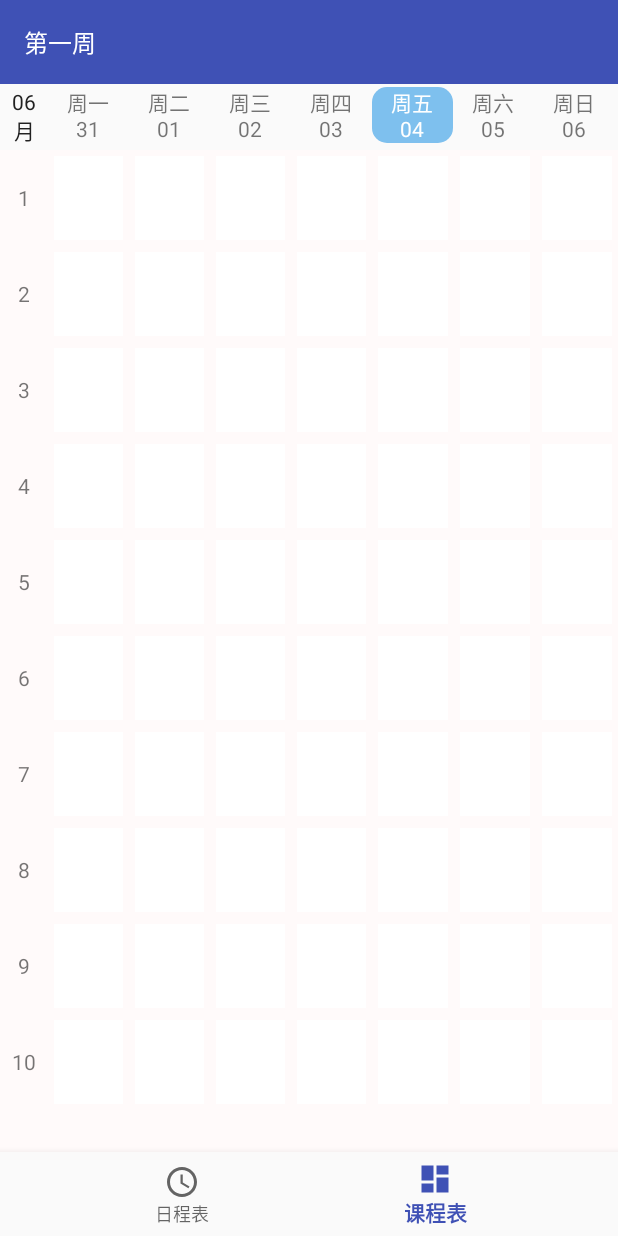
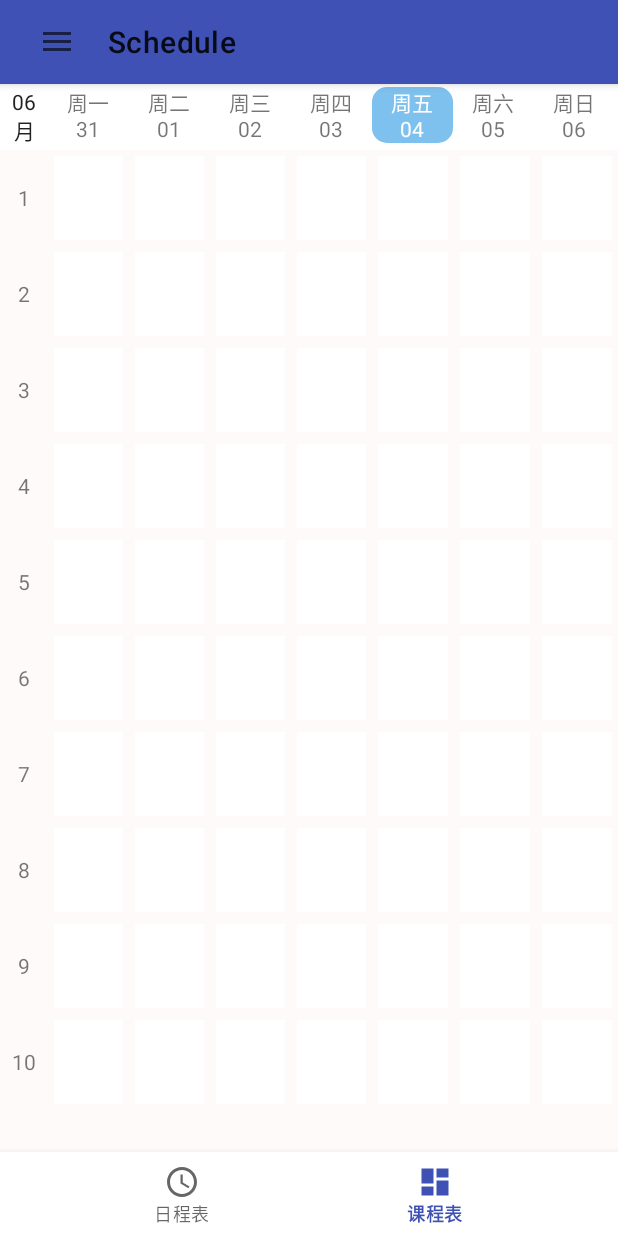
Before and after one commit to simple565/Schedule, an Android app: the screen it shows after launch (MainActivity), item 2 of the bottom bar chosen, on a phone screen of 412 x 824 dp. Run offline under Robolectric (Android 15) with nearby library versions, the light colour scheme and no system bars.

Commit message:
交互修改(未完成)

```diff
--- a/app/build.gradle
+++ b/app/build.gradle
@@ -53,7 +53,6 @@ dependencies {
     implementation 'androidx.appcompat:appcompat:1.2.0'
     implementation 'androidx.constraintlayout:constraintlayout:2.0.4'
     implementation 'com.google.android.flexbox:flexbox:3.0.0'
-    implementation "org.jetbrains.kotlin:kotlin-stdlib:$kotlinVersion"
     implementation "androidx.fragment:fragment-ktx:$fragmentVersion"
     implementation "androidx.activity:activity-ktx:$activityVersion"
     implementation "com.google.android.material:material:$materialVersion"
@@ -62,7 +61,6 @@ dependencies {
     kapt "androidx.room:room-compiler:$roomVersion"
     implementation "androidx.room:room-ktx:$roomVersion"
 
-    implementation "androidx.lifecycle:lifecycle-extensions:$lifecycleVersion"
     implementation "androidx.lifecycle:lifecycle-runtime-ktx:$lifecycleVersion"
     implementation "androidx.lifecycle:lifecycle-livedata-ktx:$lifecycleVersion"
     implementation "androidx.lifecycle:lifecycle-viewmodel-ktx:$lifecycleVersion"
--- a/app/src/main/java/com/maureen/schedule/view/CourseTableFragment.kt
+++ b/app/src/main/java/com/maureen/schedule/view/CourseTableFragment.kt
@@ -50,10 +50,6 @@ class CourseTableFragment : Fragment() {
     }
 
     private fun initView() {
-        with(viewBinding.ctToolBar) {
-            //setPadding(0, DisplayUtil.getStatusBarHeight(requireContext()), 0, 0)
-            title = mWeekIndex
-        }
         viewBinding.ctTvMonth.text = mMonthIndex
         // 初始化日期栏
         val weekDayViewWidth =
--- a/app/src/main/java/com/maureen/schedule/view/MainActivity.kt
+++ b/app/src/main/java/com/maureen/schedule/view/MainActivity.kt
@@ -1,9 +1,12 @@
 package com.maureen.schedule.view
 
 import android.os.Bundle
+import androidx.appcompat.app.ActionBarDrawerToggle
 import androidx.appcompat.app.AppCompatActivity
+import androidx.drawerlayout.widget.DrawerLayout
 import androidx.fragment.app.Fragment
 import androidx.viewpager2.adapter.FragmentStateAdapter
+import androidx.viewpager2.widget.ViewPager2.OnPageChangeCallback
 import com.maureen.schedule.R
 import com.maureen.schedule.databinding.ActivityMainBinding
 
@@ -16,7 +19,18 @@ class MainActivity : AppCompatActivity() {
         super.onCreate(savedInstanceState)
         setContentView(viewBinding.root)
         with(viewBinding) {
-            mainVpContainer.isUserInputEnabled = false
+            with(mainToolBar) {
+                setSupportActionBar(this)
+            }
+            with(mainDrawableLayout) {
+                val toggle = ActionBarDrawerToggle(
+                    this@MainActivity, mainDrawableLayout, mainToolBar,
+                    R.string.navigation_drawer_open, R.string.navigation_drawer_close
+                )
+                addDrawerListener(toggle)
+                toggle.syncState()
+                setDrawerLockMode(DrawerLayout.LOCK_MODE_UNLOCKED)
+            }
             mainVpContainer.adapter = object : FragmentStateAdapter(this@MainActivity) {
                 override fun getItemCount(): Int {
                     return 2
@@ -31,6 +45,17 @@ class MainActivity : AppCompatActivity() {
                 }
 
             }
+            mainVpContainer.registerOnPageChangeCallback(object : OnPageChangeCallback() {
+
+                override fun onPageSelected(position: Int) {
+                    when (position) {
+                        0 -> mainBottomNavView.selectedItemId = R.id.nav_schedule
+                        1 -> mainBottomNavView.selectedItemId = R.id.nav_timetable
+                        else -> mainBottomNavView.selectedItemId = R.id.nav_schedule
+                    }
+                }
+
+            })
             mainBottomNavView.setOnNavigationItemSelectedListener {
                 when (it.itemId) {
                     R.id.nav_schedule -> mainVpContainer.currentItem = 0
--- a/app/src/main/res/layout/activity_main.xml
+++ b/app/src/main/res/layout/activity_main.xml
@@ -1,24 +1,53 @@
 <?xml version="1.0" encoding="utf-8"?>
-<androidx.constraintlayout.widget.ConstraintLayout xmlns:android="http://schemas.android.com/apk/res/android"
+<androidx.drawerlayout.widget.DrawerLayout xmlns:android="http://schemas.android.com/apk/res/android"
     xmlns:app="http://schemas.android.com/apk/res-auto"
     xmlns:tools="http://schemas.android.com/tools"
+    android:id="@+id/main_drawable_layout"
     android:layout_width="match_parent"
     android:layout_height="match_parent"
-    tools:context=".view.MainActivity">
+    tools:context=".view.MainActivity"
+    tools:openDrawer="start">
+
+    <androidx.coordinatorlayout.widget.CoordinatorLayout
+        android:layout_width="match_parent"
+        android:layout_height="match_parent">
+
+        <com.google.android.material.appbar.AppBarLayout
+            android:layout_width="match_parent"
+            android:layout_height="wrap_content">
+
+            <com.google.android.material.appbar.MaterialToolbar
+                android:id="@+id/main_tool_bar"
+                android:layout_width="match_parent"
+                android:layout_height="?actionBarSize"
+                android:paddingStart="10dp"
+                android:paddingEnd="10dp"
+                app:layout_scrollFlags="scroll|enterAlways" />
+
+        </com.google.android.material.appbar.AppBarLayout>
 
         <androidx.viewpager2.widget.ViewPager2
             android:id="@+id/main_vp_container"
             android:layout_width="match_parent"
-        android:layout_height="0dp"
-        app:layout_constraintBottom_toTopOf="@id/main_bottom_nav_view"
-        app:layout_constraintTop_toTopOf="parent" />
+            android:layout_height="match_parent"
+            android:orientation="horizontal"
+            app:layout_behavior="@string/appbar_scrolling_view_behavior" />
 
         <com.google.android.material.bottomnavigation.BottomNavigationView
             android:id="@+id/main_bottom_nav_view"
             android:layout_width="match_parent"
             android:layout_height="?actionBarSize"
+            android:layout_gravity="bottom"
             android:background="?android:attr/windowBackground"
             app:labelVisibilityMode="labeled"
-        app:layout_constraintBottom_toBottomOf="parent"
+            app:layout_behavior="@string/hide_bottom_view_on_scroll_behavior"
             app:menu="@menu/menu_main" />
-</androidx.constraintlayout.widget.ConstraintLayout>
+    </androidx.coordinatorlayout.widget.CoordinatorLayout>
+
+    <com.google.android.material.navigation.NavigationView
+        android:id="@+id/main_start_nav_view"
+        android:layout_width="wrap_content"
+        android:layout_height="match_parent"
+        android:layout_gravity="start"
+        android:background="@color/white" />
+</androidx.drawerlayout.widget.DrawerLayout>
--- a/app/src/main/res/layout/fragment_course_table.xml
+++ b/app/src/main/res/layout/fragment_course_table.xml
@@ -5,17 +5,6 @@
     android:layout_width="match_parent"
     android:layout_height="match_parent"
     android:orientation="vertical">
-
-    <com.google.android.material.appbar.MaterialToolbar
-        android:id="@+id/ct_tool_bar"
-        android:layout_width="match_parent"
-        android:layout_height="?actionBarSize"
-        android:background="@color/colorPrimary"
-        android:paddingStart="10dp"
-        android:paddingEnd="10dp"
-        android:theme="@style/ToolbarTheme"
-        app:titleTextAppearance="@style/Toolbar.TitleText" />
-
 
     <LinearLayout
         android:id="@+id/ct_ll_week"
@@ -34,7 +23,7 @@
             tools:text="11月" />
     </LinearLayout>
 
-    <ScrollView
+    <androidx.core.widget.NestedScrollView
         android:id="@+id/ct_scroll_table"
         android:layout_width="match_parent"
         android:layout_height="0dp"
@@ -65,6 +54,6 @@
                 android:useDefaultMargins="true"
                 tools:ignore="RtlSymmetry" />
         </LinearLayout>
-    </ScrollView>
+    </androidx.core.widget.NestedScrollView>
 
 </LinearLayout>
--- a/app/src/main/res/layout/fragment_edit_course.xml
+++ b/app/src/main/res/layout/fragment_edit_course.xml
@@ -16,8 +16,7 @@
         app:contentInsetStartWithNavigation="0dp"
         app:menu="@menu/menu_edit_course"
         app:navigationIcon="@drawable/ic_arrow_back_24"
-        app:title="@string/add_new_course"
-        app:titleTextAppearance="@style/Toolbar.TitleText" />
+        app:title="@string/add_new_course" />
 
     <EditText
         android:id="@+id/add_course_name"
--- /dev/null
+++ b/app/src/main/res/values-night/themes.xml
@@ -0,0 +1,3 @@
+<resources>
+
+</resources>
--- a/app/src/main/res/values/strings.xml
+++ b/app/src/main/res/values/strings.xml
@@ -1,5 +1,7 @@
 <resources>
     <string name="app_name">Schedule</string>
+    <string name="navigation_drawer_open">Open navigation drawer</string>
+    <string name="navigation_drawer_close">Close navigation drawer</string>
     <string name="course_table">课程表</string>
     <string name="timetable">日程表</string>
     <string name="cancel">取消</string>
--- a/app/src/main/res/values/styles.xml
+++ b/app/src/main/res/values/styles.xml
@@ -1,25 +1,4 @@
 <resources>
 
-    <style name="AppTheme" parent="Theme.AppCompat.Light.NoActionBar">
-        <item name="colorPrimary">@color/colorPrimary</item>
-        <item name="colorPrimaryDark">@color/colorPrimaryDark</item>
-        <item name="colorAccent">@color/colorAccent</item>
-    </style>
-
-    <style name="Toolbar.TitleText" parent="TextAppearance.Widget.AppCompat.Toolbar.Title">
-        <item name="android:textSize">16sp</item>
-        <item name="android:textColor">#FFFFFF</item>
-    </style>
-
-    <style name="ToolbarTheme" parent="AppTheme">
-        <item name="android:textColor">@color/colorAccent</item>
-        <item name="android:textSize">16sp</item>
-        <item name="android:actionMenuTextColor">@color/colorPrimary</item>
-        <item name="overlapAnchor">false</item>
-        <item name="contentInsetStart">0dp</item>
-        <item name="contentInsetLeft">0dp</item>
-        <item name="colorControlNormal">@color/white</item>
-        <item name="contentInsetStartWithNavigation">0dp</item>
-    </style>
 
 </resources>
--- /dev/null
+++ b/app/src/main/res/values/themes.xml
@@ -0,0 +1,8 @@
+<resources>
+
+    <style name="AppTheme" parent="Theme.MaterialComponents.DayNight.NoActionBar">
+        <item name="colorPrimary">@color/colorPrimary</item>
+        <item name="colorPrimaryDark">@color/colorPrimaryDark</item>
+        <item name="colorAccent">@color/colorAccent</item>
+    </style>
+</resources>
--- a/build.gradle
+++ b/build.gradle
@@ -8,9 +8,9 @@ buildscript {
         materialVersion = '1.2.1'
         activityVersion = '1.2.1'
         fragmentVersion = '1.3.1'
-        lifecycleVersion = '2.2.0'
-        navigationVersion = '2.3.1'
-        coroutinesVersion = '1.4.2'
+        lifecycleVersion = '2.3.0'
+        navigationVersion = '2.4.0-alpha01'
+        coroutinesVersion = '1.5.0-native-mt'
     }
     repositories {
         mavenCentral()
```
Also changed, not shown: 1 other file. Lines whose indentation alone changed are shown as unchanged.
